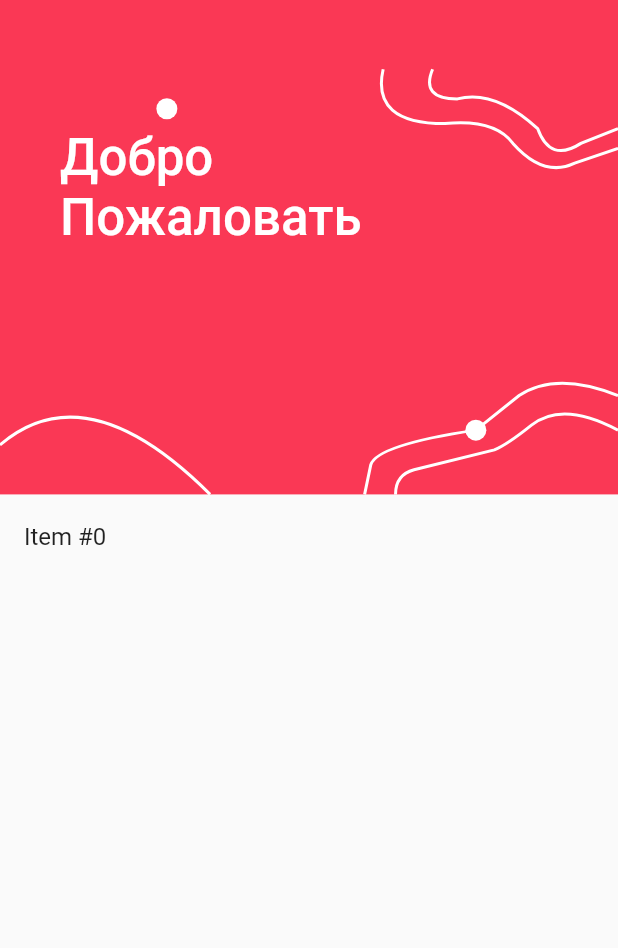
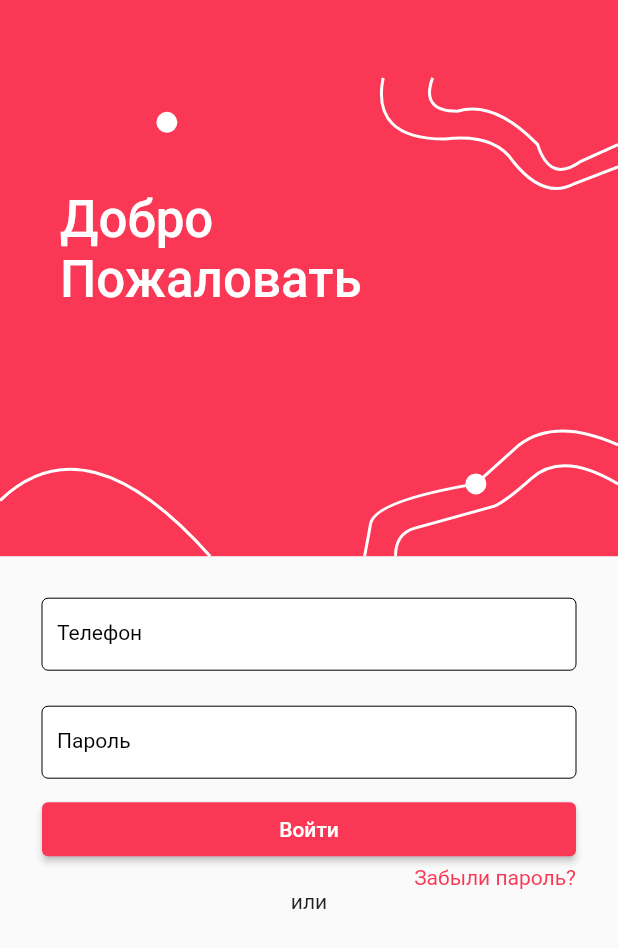
Before and after one commit to nikit106/party_marker, a Flutter app: the screen it shows after launch, on a phone screen of 412 x 824 dp. Shown: the top 948 px of the screen. Run offline on Flutter 3.47's test engine with Material 2 defaults, Android fonts, the phone set to English and light mode, and no system bars; our stand-ins replace bloc, flutter_bloc, flutter_svg, path_drawing.

Commit message:
add buttons

```diff
--- a/lib/screens/authentication/authentication.dart
+++ b/lib/screens/authentication/authentication.dart
@@ -47,33 +47,6 @@ class AuthenticationScreenState extends State<AuthenticationScreen>
                         child: Container(),
                       ),
                     ),
-                    // Positioned(
-                    //   right: MediaQuery.of(context).size.width * 0.50,
-                    //   bottom: 90,
-                    //   child: RotationTransition(
-                    //     turns: const AlwaysStoppedAnimation(280 / 360),
-                    //     child: SvgPicture.asset(
-                    //       'assets/svg/figure1.svg',
-                    //     ),
-                    //   ),
-                    // ),
-                    // Positioned(
-                    //   left: 30,
-                    //   top: 130,
-                    //   child: RotationTransition(
-                    //     turns: const AlwaysStoppedAnimation(120 / 360),
-                    //     child: SvgPicture.asset(
-                    //       'assets/svg/figure1.svg',
-                    //     ),
-                    //   ),
-                    // ),
-                    // Positioned(
-                    //   right: 110,
-                    //   bottom: 280,
-                    //   child: SvgPicture.asset(
-                    //     'assets/svg/figure1.svg',
-                    //   ),
-                    // ),
                     Positioned(
                         left: 40,
                         bottom: MediaQuery.of(context).size.height * 0.2,
@@ -85,86 +58,62 @@ class AuthenticationScreenState extends State<AuthenticationScreen>
                               fontSize: 34.0),
                         )),
                   ]),
-                  expandedHeight: MediaQuery.of(context).size.height * 0.4,
+                  expandedHeight: MediaQuery.of(context).size.height * 0.45,
                 ),
-                SliverList(
-                  delegate: SliverChildBuilderDelegate(
-                    (context, index) => ListTile(title: Text('Item #$index')),
-                    childCount: 1,
-                  ),
-                ),
-              ],
-            );
-            return Column(
-              mainAxisAlignment: MainAxisAlignment.spaceBetween,
-              children: [
-                Container(
-                  height: MediaQuery.of(context).size.height * 0.50,
-                  width: double.infinity,
-                  color: const Color(0xffFA3855),
-                  child: Stack(children: [
-                    Positioned(
-                      child: CustomPaint(
-                        painter: MyShape(),
-                        child: Container(),
-                      ),
-                    ),
-                    Positioned(
-                      right: MediaQuery.of(context).size.width * 0.50,
-                      bottom: 90,
-                      child: RotationTransition(
-                        turns: const AlwaysStoppedAnimation(280 / 360),
-                        child: SvgPicture.asset(
-                          'assets/svg/figure1.svg',
+                SliverToBoxAdapter(
+                    child: Padding(
+                  padding: const EdgeInsets.all(28.0),
+                  child: Column(
+                    crossAxisAlignment: CrossAxisAlignment.end,
+                    children: [
+                      Padding(
+                        padding: const EdgeInsets.only(bottom: 24.0),
+                        child: TextFormFieldItem(
+                          labelText: 'Телефон',
                         ),
                       ),
-                    ),
-                    Positioned(
-                      left: 30,
-                      top: 130,
-                      child: RotationTransition(
-                        turns: const AlwaysStoppedAnimation(120 / 360),
-                        child: SvgPicture.asset(
-                          'assets/svg/figure1.svg',
+                      Padding(
+                        padding: const EdgeInsets.only(
+                          bottom: 10.0,
+                        ),
+                        child: TextFormFieldItem(
+                          labelText: 'Пароль',
                         ),
                       ),
-                    ),
-                    Positioned(
-                      right: 110,
-                      bottom: 280,
-                      child: SvgPicture.asset(
-                        'assets/svg/figure1.svg',
+                      ButtonItem(
+                        text: 'Войти',
+                        onPressed: () => print('1'),
                       ),
-                    ),
-                    Positioned(
-                        left: 40,
-                        bottom: MediaQuery.of(context).size.height * 0.2,
+                      GestureDetector(
+                        onTap: () => print('1'),
                         child: const Text(
-                          'Добро\nПожаловать',
+                          'Забыли пароль?',
                           style: TextStyle(
-                              fontWeight: FontWeight.w500,
-                              color: Colors.white,
-                              fontSize: 34.0),
-                        )),
-                  ]),
-                ),
-                Padding(
-                  padding: const EdgeInsets.all(16.0),
-                  child: Column(
-                    children: [
-                      TextFormFieldItem(
-                        labelText: 'Фио',
+                              fontWeight: FontWeight.w400,
+                              color: Color(0xffFA3855),
+                              fontSize: 14.0),
+                        ),
                       ),
-                      const Text('Телефон'),
-                      SvgPicture.asset(
-                        'assets/svg/figure1.svg',
-                        color: Colors.red,
-                      ),
-                      const Text('Пароль'),
-                      const Text('Подтвердите пароль'),
+                      IntrinsicHeight(
+                        child: Row(
+                          mainAxisAlignment: MainAxisAlignment.center,
+                          children: [
+                            Divider(
+                              color: Colors.red,
+                              height: 10,
+                              thickness: 10,
+                            ),
+                            Text('или'),
+                            Divider(
+                              color: Color(0xffE6E6E6),
+                              height: 2,
+                            ),
+                          ],
+                        ),
+                      )
                     ],
                   ),
-                )
+                ))
               ],
             );
           },
@@ -177,23 +126,6 @@ class AuthenticationScreenState extends State<AuthenticationScreen>
 class MyShape extends CustomPainter {
   @override
   Future<void> paint(Canvas canvas, Size size) async {
-//     final DrawableRoot svgRoot = await svg.fromSvgString('assets/svg/figure1.svg','assets/svg/figure1.svg',);
-//     Size desiredSize = Size(60, 40);
-// // get the svg from a preloaded array of DrawableRoot corresponding to all the Svg I might use
-//     final DrawableRoot svgRoot = drawables[i];
-//     canvas.save();
-// // [center] below is the Offset of the center of the area where I want the Svg to be drawn
-//     canvas.translate(
-//         center.dx - desiredSize.width / 2, center.dy - desiredSize.height / 2);
-//     Size svgSize = svgRoot.viewport.size;
-//     var matrix = Matrix4.identity();
-//     matrix.scale(
-//         desiredSize.width / svgSize.width, desiredSize.height / svgSize.height);
-//     canvas.transform(matrix.storage);
-//     svgRoot.draw(canvas,
-//         Rect.zero); // the second argument is not used in DrawableRoot.draw() method
-//     canvas.restore();
-
     final pathLeftBottom = Path()
       ..moveTo(0, size.height * 0.9)
       ..quadraticBezierTo(
--- /dev/null
+++ b/lib/ui_elements/button/button.dart
@@ -0,0 +1,66 @@
+import 'package:flutter/material.dart';
+
+class ButtonItem extends StatefulWidget {
+  // final String labelText;
+  final String text;
+  final Function onPressed;
+  // bool obscureText;
+  // final String? errorText;
+  // final bool needIcon;
+  // final bool needBorder;
+  // final TextEditingController controller;
+  // final Function onChange;
+  // final TextInputType keyboardType;
+  // final List<TextInputFormatter> textInputFormatter;
+  ButtonItem({
+    required this.text,
+    required this.onPressed,
+    // required this.labelText,
+    //   this.needBorder = false,
+    //   this.obscureText = false,
+    //   this.needIcon = false,
+    //   this.errorText = null,
+    // required this.controller,
+    //   Function? onChange,
+    //   this.textInputFormatter = const [],
+    // this.keyboardType = TextInputType.text,
+  })
+  // : onChange = onChange ?? (() {})
+  ;
+
+  @override
+  ButtonItemState createState() => ButtonItemState();
+}
+
+class ButtonItemState extends State<ButtonItem> {
+  @override
+  Widget build(BuildContext context) {
+    return ElevatedButton(
+      style: ButtonStyle(
+        fixedSize: MaterialStateProperty.all<Size>(
+            Size(MediaQuery.of(context).size.width, 10)),
+        backgroundColor: MaterialStateProperty.resolveWith<Color>(
+            (final Set<MaterialState> states) {
+          if (states.contains(MaterialState.disabled)) {
+            return Colors.blueGrey;
+          }
+          return const Color(0xffFA3855);
+        }),
+        foregroundColor: MaterialStateProperty.resolveWith<Color>(
+            (final Set<MaterialState> states) {
+          if (states.contains(MaterialState.disabled)) {
+            return Colors.white;
+          }
+          return const Color(0xFFffffff);
+        }),
+      ),
+      onPressed: () => print('1'),
+      child: Text(widget.text),
+    );
+//     OutlineButton(
+//     child: new Text("Button text"),
+//     onPressed: null,
+//     shape: new RoundedRectangleBorder(borderRadius: new BorderRadius.circular(30.0))
+// ),
+  }
+}
--- a/lib/ui_elements/textField/textFormField.dart
+++ b/lib/ui_elements/textField/textFormField.dart
@@ -43,31 +43,36 @@ class TextFormFieldItemState extends State<TextFormFieldItem> {
         // widget.onChange() ?? null;
       },
       // validator: (input) {},
-      style: const TextStyle(color: Color(0xff000000)),
-      cursorColor: const Color(0xff003356),
+      style: const TextStyle(color: Color(0xff000000), fontSize: 14),
+      // cursorColor: const Color(0xff003356),
       // obscureText: widget.obscureText,
       decoration: InputDecoration(
+        contentPadding: const EdgeInsets.symmetric(horizontal: 10),
         focusedErrorBorder: const OutlineInputBorder(
-          borderSide: BorderSide(color: Color(0xffE21A1A), width: 0.0),
+          borderSide: BorderSide(color: Color(0xff000000), width: 0.0),
         ),
         disabledBorder: const OutlineInputBorder(
-          borderSide: BorderSide(color: Color(0xff003356), width: 0.0),
+          borderSide: BorderSide(color: Color(0xff000000), width: 0.0),
         ),
         enabledBorder: const OutlineInputBorder(
-          borderSide: BorderSide(color: Color(0xff003356), width: 0.0),
+          borderSide: BorderSide(color: Color(0xff000000), width: 0.0),
         ),
         focusedBorder: const OutlineInputBorder(
-          borderSide: BorderSide(color: Color(0xff003356), width: 0.0),
+          borderSide: BorderSide(color: Color(0xff000000), width: 0.0),
         ),
         errorBorder: const OutlineInputBorder(
           borderSide: BorderSide(color: Color(0xffE21A1A), width: 0.0),
         ),
         // errorText: widget.errorText,
+
         filled: true,
         border: UnderlineInputBorder(borderRadius: BorderRadius.circular(12)),
         fillColor: Colors.white,
-        labelStyle: const TextStyle(color: Color(0xff003356)),
+        labelStyle: const TextStyle(color: Colors.black),
         labelText: widget.labelText,
+        floatingLabelStyle: const TextStyle(
+          color: Colors.black
+        )
       ),
     );
   }
--- a/lib/ui_elements/uiElements.dart
+++ b/lib/ui_elements/uiElements.dart
@@ -1 +1,2 @@
 export "package:party_maker/ui_elements/textField/textFormField.dart";
+export "package:party_maker/ui_elements/button/button.dart";
```
Also changed, not shown: pubspec.lock.
